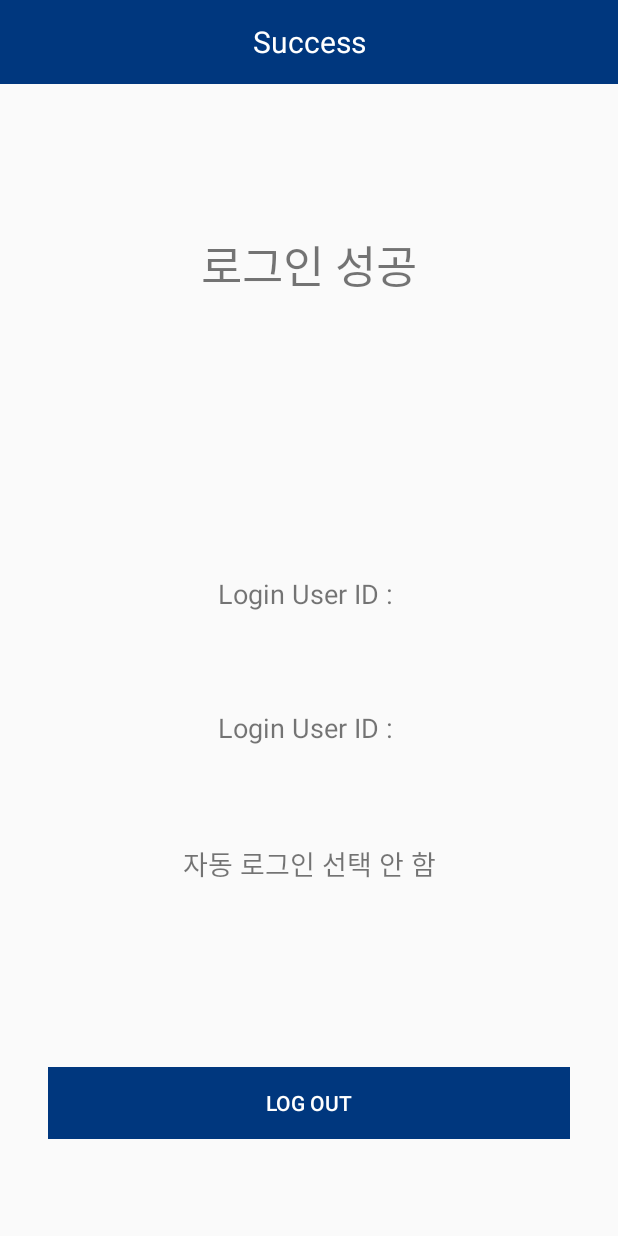
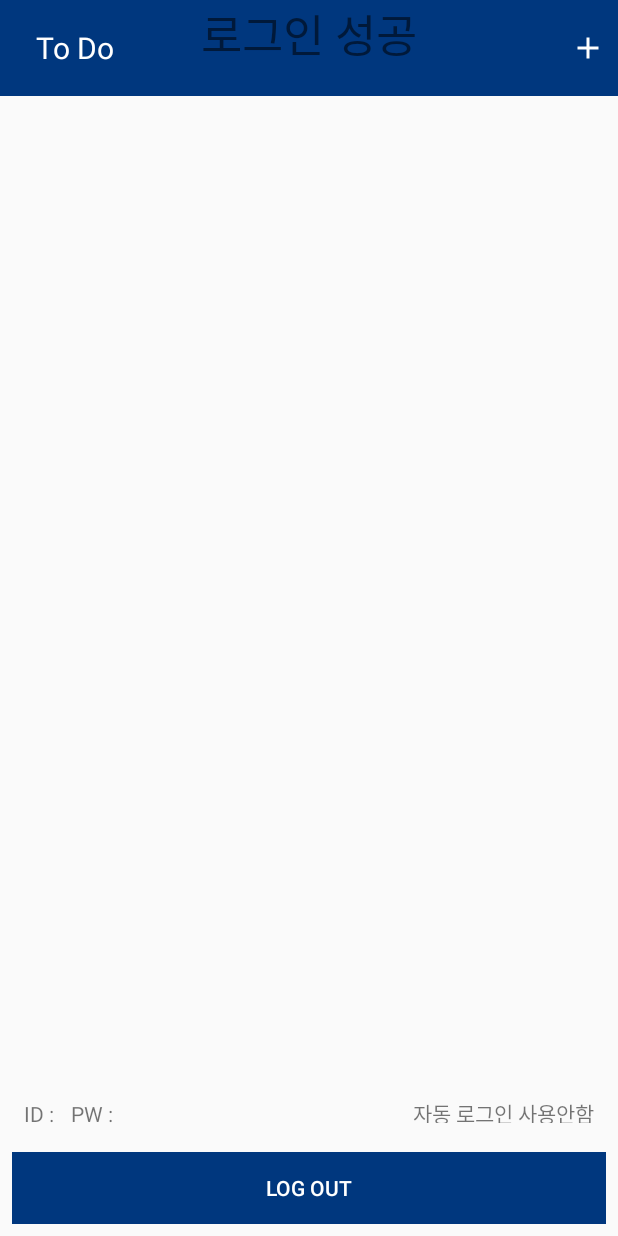
Before and after one commit to boarderYuki/AOS_study_0001, an Android app: the ResultActivity screen opened directly, with no data from a screen before it, on a phone screen of 412 x 824 dp. Run offline under Robolectric (Android 15) with nearby library versions, the phone set to English and light mode, and no system bars; libraries missing offline, so code that uses them is left out: es.dmoral.toasty.

Commit message:
Todo 시작

```diff
--- a/app/build.gradle
+++ b/app/build.gradle
@@ -39,7 +39,7 @@ dependencies {
     // 토스트메세지
     implementation 'com.github.GrenderG:Toasty:1.3.0'
     //RX
-    implementation 'com.jakewharton.rxbinding2:rxbinding-kotlin:2.0.0'
+    implementation 'com.jakewharton.rxbinding2:rxbinding-kotlin:2.1.1'
 
     // Anko Commons
     implementation "org.jetbrains.anko:anko-commons:$anko_version"
--- a/app/src/main/java/io/indexpath/study_001/JoinActivity.kt
+++ b/app/src/main/java/io/indexpath/study_001/JoinActivity.kt
@@ -127,7 +127,7 @@ class JoinActivity : AppCompatActivity() {
         )
 
         val signInEnabled: Observable<Boolean> = Observable.combineLatest(
-                signInEnabled3, observableDoubleId, BiFunction { s1, s2 -> s1 && s2 }
+                signInEnabled3, observableDoubleId, BiFunction { s1, s2 -> s1 && s2}
         )
 
         // 버튼 활성하면서 색상도 변경
--- a/app/src/main/java/io/indexpath/study_001/MainActivity.kt
+++ b/app/src/main/java/io/indexpath/study_001/MainActivity.kt
@@ -97,7 +97,7 @@ class MainActivity : AppCompatActivity() {
 
                 val lastUser = user.last()
                 if (editTextPassword.text.toString() != lastUser?.password.toString()) {
-                    Toast.makeText(this,"패스워드 틀림",Toast.LENGTH_SHORT).show()
+                    Toasty.error(this, "패스워드 틀림", Toast.LENGTH_SHORT, true).show()
 
                 } else {
 
@@ -107,13 +107,14 @@ class MainActivity : AppCompatActivity() {
 
                     if (checkAutoLogin.isChecked) {
                         editor.putBoolean("autoLogin", true)
-                        editor.putString("id", editTextId.text.toString())
-                        editor.putString("password", editTextPassword.text.toString())
+
 
                     } else {
                         editor.putBoolean("autoLogin", false)
                     }
 
+                    editor.putString("id", editTextId.text.toString())
+                    editor.putString("password", editTextPassword.text.toString())
                     editor.apply()
 
                     Toasty.success(this, "로그인 성공", Toast.LENGTH_SHORT, true).show()
--- a/app/src/main/java/io/indexpath/study_001/ResultActivity.kt
+++ b/app/src/main/java/io/indexpath/study_001/ResultActivity.kt
@@ -16,13 +16,13 @@ class ResultActivity : AppCompatActivity() {
 
         /** 로그인 한 유저 정보 출력 */
         val myPref = getSharedPreferences("myPref", Context.MODE_PRIVATE)
-        loginUser.text = "Login User ID : ${myPref.getString("id", "")}"
-        loginPassword.text = "Login User ID : ${myPref.getString("password", "")}"
+        loginUser.text = "ID : ${myPref.getString("id", "")}"
+        loginPassword.text = "PW : ${myPref.getString("password", "")}"
 
         val autoLogin = myPref.getBoolean("autoLogin", false)
 
-        if (autoLogin) isAutoLogin.text = "자동 로그인 선택함"
-        else isAutoLogin.text = "자동 로그인 선택 안 함"
+        if (autoLogin) isAutoLogin.text = "자동 로그인 사용중"
+        else isAutoLogin.text = "자동 로그인 사용안함"
 
         /** 로그 아웃 버튼
          * 클릭하면 자동로그인 체크 여부 지우고 메인 화면으로 이동함
--- /dev/null
+++ b/app/src/main/res/drawable/btn_addtodo.xml
@@ -0,0 +1,5 @@
+<vector android:height="24dp" android:tint="#FFFFFF"
+    android:viewportHeight="24.0" android:viewportWidth="24.0"
+    android:width="24dp" xmlns:android="http://schemas.android.com/apk/res/android">
+    <path android:fillColor="#FF000000" android:pathData="M19,13h-6v6h-2v-6H5v-2h6V5h2v6h6v2z"/>
+</vector>
--- a/app/src/main/res/layout/activity_result.xml
+++ b/app/src/main/res/layout/activity_result.xml
@@ -4,101 +4,128 @@
     xmlns:tools="http://schemas.android.com/tools"
     android:layout_width="match_parent"
     android:layout_height="match_parent"
-    tools:context=".ResultActivity">
+    tools:context=".ResultActivity"
+    tools:layout_editor_absoluteY="25dp">
 
     <android.support.v7.widget.Toolbar
         android:id="@+id/toolbar"
-        android:layout_width="match_parent"
+        android:layout_width="0dp"
+        android:layout_height="@android:dimen/notification_large_icon_width"
+        android:layout_marginBottom="8dp"
         android:background="@color/statusBar"
-        android:layout_height="?attr/actionBarSize"
+        app:layout_constraintBottom_toTopOf="@+id/buttonLogOut"
+        app:layout_constraintEnd_toEndOf="parent"
+        app:layout_constraintHorizontal_bias="0.0"
+        app:layout_constraintStart_toStartOf="parent"
         app:layout_constraintTop_toTopOf="parent"
+        app:layout_constraintVertical_bias="0.0"
         app:theme="@style/ThemeOverlay.AppCompat.Dark.ActionBar">
 
         <FrameLayout
             android:layout_width="wrap_content"
-            android:layout_height="wrap_content"
-            android:layout_gravity="center">
+            android:layout_height="match_parent"
+            android:layout_gravity="left"
+            tools:layout_editor_absoluteX="16dp"
+            tools:layout_editor_absoluteY="11dp">
 
             <TextView
                 android:layout_width="wrap_content"
                 android:layout_height="wrap_content"
-                android:layout_gravity="center"
+                android:layout_gravity="left|center_vertical"
+                android:layout_marginBottom="8dp"
+                android:layout_marginStart="8dp"
+                android:layout_marginTop="8dp"
                 android:text="@string/successTitle"
                 android:textColor="#fff"
-                android:textSize="20sp"/>
+                android:textSize="20sp"
+                app:layout_constraintBottom_toBottomOf="@+id/toolbar"
+                app:layout_constraintStart_toStartOf="@+id/toolbar"
+                app:layout_constraintTop_toTopOf="parent" />
         </FrameLayout>
 
     </android.support.v7.widget.Toolbar>
 
     <TextView
         android:id="@+id/loginResult"
-        android:layout_width="0dp"
+        android:layout_width="368dp"
         android:layout_height="wrap_content"
-        android:layout_marginBottom="119dp"
-        android:layout_marginEnd="8dp"
-        android:layout_marginStart="8dp"
-        android:layout_marginTop="33dp"
         android:gravity="center_vertical"
         android:text="@string/auccessLogin"
         android:textAlignment="center"
         android:textSize="30sp"
-        app:layout_constraintBottom_toTopOf="@+id/loginUser"
         app:layout_constraintEnd_toEndOf="parent"
         app:layout_constraintStart_toStartOf="parent"
-        app:layout_constraintTop_toBottomOf="@+id/toolbar" />
+        tools:layout_editor_absoluteY="93dp" />
+
+    <TextView
+        android:id="@+id/loginPassword"
+        android:layout_width="wrap_content"
+        android:layout_height="wrap_content"
+        android:layout_marginEnd="8dp"
+        android:layout_marginStart="8dp"
+        android:text="@string/textview"
+        android:textSize="14sp"
+        app:layout_constraintBaseline_toBaselineOf="@+id/loginUser"
+        app:layout_constraintEnd_toStartOf="@+id/isAutoLogin"
+        app:layout_constraintHorizontal_bias="0.5"
+        app:layout_constraintStart_toEndOf="@+id/loginUser" />
+
+    <TextView
+        android:id="@+id/loginUser"
+        android:layout_width="wrap_content"
+        android:layout_height="wrap_content"
+        android:layout_marginBottom="16dp"
+        android:layout_marginStart="16dp"
+        android:text="@string/loginUser"
+        android:textSize="14sp"
+        app:layout_constraintBottom_toTopOf="@+id/buttonLogOut"
+        app:layout_constraintEnd_toStartOf="@+id/loginPassword"
+        app:layout_constraintHorizontal_bias="0.0"
+        app:layout_constraintHorizontal_chainStyle="packed"
+        app:layout_constraintStart_toStartOf="parent" />
+
+    <TextView
+        android:id="@+id/isAutoLogin"
+        android:layout_width="0dp"
+        android:layout_height="17dp"
+        android:layout_marginEnd="16dp"
+        android:text="TextView"
+        android:textAlignment="textEnd"
+        android:textSize="14sp"
+        app:layout_constraintBaseline_toBaselineOf="@+id/loginPassword"
+        app:layout_constraintEnd_toEndOf="parent"
+        app:layout_constraintHorizontal_bias="0.5"
+        app:layout_constraintHorizontal_weight="3"
+        app:layout_constraintStart_toEndOf="@+id/loginPassword" />
+
+    <ImageButton
+        android:id="@+id/imageButton2"
+        android:layout_width="wrap_content"
+        android:layout_height="wrap_content"
+        android:layout_marginBottom="8dp"
+        android:layout_marginEnd="8dp"
+        android:layout_marginTop="8dp"
+        android:background="@android:color/transparent"
+        android:scaleType="fitXY"
+        app:layout_constraintBottom_toBottomOf="@+id/toolbar"
+        app:layout_constraintEnd_toEndOf="@+id/toolbar"
+        app:layout_constraintTop_toTopOf="@+id/toolbar"
+        app:srcCompat="@drawable/btn_addtodo" />
 
     <Button
         android:id="@+id/buttonLogOut"
         style="@style/Widget.AppCompat.Button.Borderless"
         android:layout_width="0dp"
         android:layout_height="wrap_content"
-        android:layout_marginEnd="32dp"
-        android:layout_marginStart="32dp"
-        android:layout_marginTop="57dp"
+        android:layout_marginBottom="8dp"
+        android:layout_marginEnd="8dp"
+        android:layout_marginStart="8dp"
         android:background="@color/statusBar"
         android:elevation="0dp"
         android:text="@string/logOut"
         android:textColor="#fff"
         app:layout_constraintBottom_toBottomOf="parent"
         app:layout_constraintEnd_toEndOf="parent"
-        app:layout_constraintStart_toStartOf="parent"
-        app:layout_constraintTop_toBottomOf="@+id/isAutoLogin" />
-
-    <TextView
-        android:id="@+id/loginPassword"
-        android:layout_width="wrap_content"
-        android:layout_height="wrap_content"
-        android:text="@string/textview"
-        android:textSize="18sp"
-        app:layout_constraintBottom_toTopOf="@+id/isAutoLogin"
-        app:layout_constraintEnd_toEndOf="@+id/loginUser"
-        app:layout_constraintStart_toStartOf="@+id/loginUser"
-        app:layout_constraintTop_toBottomOf="@+id/loginUser" />
-
-    <TextView
-        android:id="@+id/loginUser"
-        android:layout_width="wrap_content"
-        android:layout_height="wrap_content"
-        android:layout_marginEnd="8dp"
-        android:layout_marginStart="8dp"
-        android:text="@string/loginUser"
-        android:textSize="18sp"
-        app:layout_constraintBottom_toTopOf="@+id/loginPassword"
-        app:layout_constraintEnd_toEndOf="parent"
-        app:layout_constraintStart_toStartOf="parent"
-        app:layout_constraintTop_toBottomOf="@+id/loginResult" />
-
-    <TextView
-        android:id="@+id/isAutoLogin"
-        android:layout_width="wrap_content"
-        android:layout_height="wrap_content"
-        android:layout_marginEnd="8dp"
-        android:layout_marginStart="8dp"
-        android:text="TextView"
-        android:textSize="18sp"
-        app:layout_constraintBottom_toTopOf="@+id/buttonLogOut"
-        app:layout_constraintEnd_toEndOf="parent"
-        app:layout_constraintStart_toStartOf="parent"
-        app:layout_constraintTop_toBottomOf="@+id/loginPassword" />
+        app:layout_constraintStart_toStartOf="parent" />
 
 </android.support.constraint.ConstraintLayout>
--- a/app/src/main/res/values/strings.xml
+++ b/app/src/main/res/values/strings.xml
@@ -17,6 +17,6 @@
     <string name="auccessLogin">로그인 성공</string>
     <string name="textview">loginPassword</string>
     <string name="loginUser">TextView</string>
-    <string name="successTitle">Success</string>
+    <string name="successTitle">To Do</string>
     <string name="sign_up">Sign Up</string>
 </resources>
```
